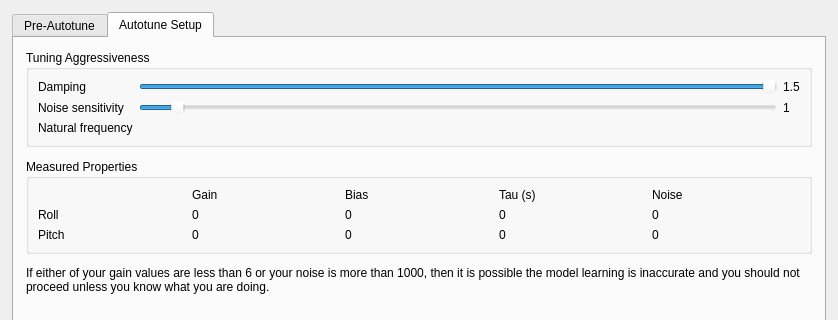
This is ground/gcs/src/plugins/config/autotune.ui in TauLabs/TauLabs as Qt 5 draws it before an edit; both pictures show x 0 to 838 and y 0 to 320 of the 838 by 757 pixel window. The edited form follows.
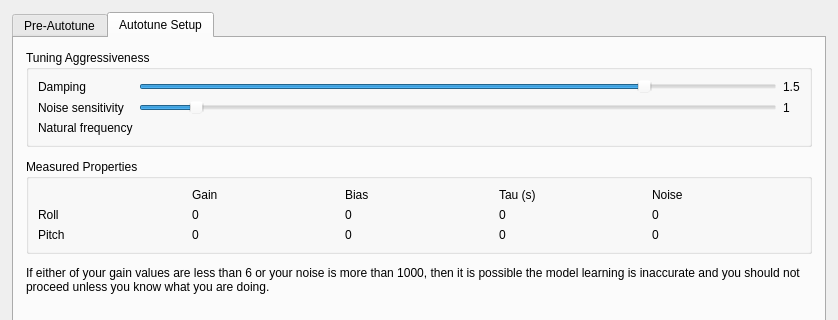
This is the edited form. The open tabs and pages were chosen to show the change.

Commit message:
Ground: Autotune default settings of damp 1.3 and noise 0.8%
Hopefully these settings will generalize slightly better
over frames.

```diff
--- a/ground/gcs/src/plugins/config/autotune.ui
+++ b/ground/gcs/src/plugins/config/autotune.ui
@@ -260,7 +260,7 @@
                  <number>1</number>
                 </property>
                 <property name="value">
-                 <number>5</number>
+                 <number>8</number>
                 </property>
                 <property name="orientation">
                  <enum>Qt::Horizontal</enum>
@@ -276,7 +276,7 @@
                  <number>150</number>
                 </property>
                 <property name="value">
-                 <number>150</number>
+                 <number>130</number>
                 </property>
                 <property name="orientation">
                  <enum>Qt::Horizontal</enum>
```
